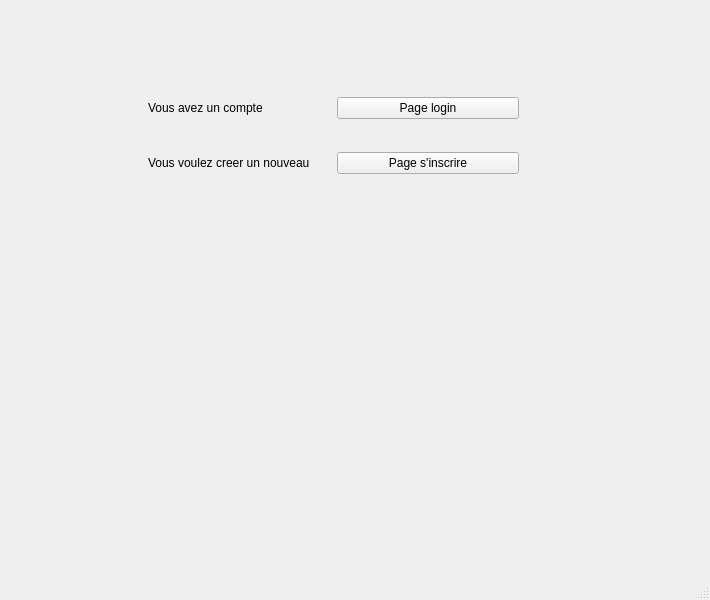
MouhamedenMohamed/projet_qt, file mainwindow.ui: the form before one commit.
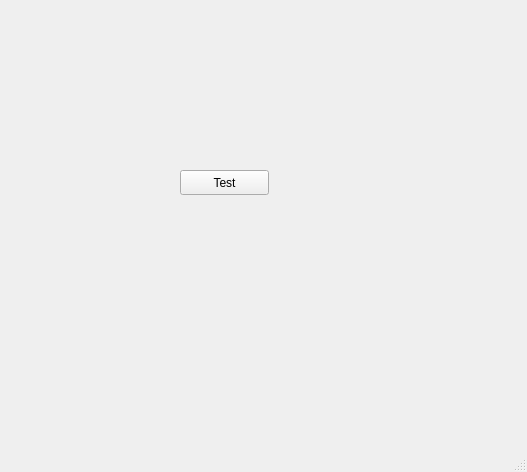
The form after the commit.

```diff
--- a/mainwindow.ui
+++ b/mainwindow.ui
@@ -6,75 +6,27 @@
    <rect>
     <x>0</x>
     <y>0</y>
-    <width>710</width>
-    <height>600</height>
+    <width>527</width>
+    <height>472</height>
    </rect>
   </property>
   <property name="windowTitle">
    <string>MainWindow</string>
   </property>
   <widget class="QWidget" name="centralwidget">
-   <widget class="QLabel" name="label">
+   <widget class="QPushButton" name="pushButton">
     <property name="geometry">
      <rect>
-      <x>530</x>
-      <y>310</y>
-      <width>131</width>
-      <height>17</height>
+      <x>180</x>
+      <y>170</y>
+      <width>89</width>
+      <height>25</height>
      </rect>
     </property>
     <property name="text">
-     <string/>
+     <string>Test</string>
     </property>
    </widget>
-   <widget class="QWidget" name="">
-    <property name="geometry">
-     <rect>
-      <x>148</x>
-      <y>70</y>
-      <width>371</width>
-      <height>131</height>
-     </rect>
-    </property>
-    <layout class="QVBoxLayout" name="verticalLayout">
-     <item>
-      <layout class="QHBoxLayout" name="horizontalLayout">
-       <item>
-        <widget class="QLabel" name="labe">
-         <property name="text">
-          <string>Vous avez un compte </string>
-         </property>
-        </widget>
-       </item>
-       <item>
-        <widget class="QPushButton" name="pushButton_3">
-         <property name="text">
-          <string>Page login</string>
-         </property>
-        </widget>
-       </item>
-      </layout>
-     </item>
-     <item>
-      <layout class="QHBoxLayout" name="horizontalLayout_2">
-       <item>
-        <widget class="QLabel" name="label_2">
-         <property name="text">
-          <string>Vous voulez creer un nouveau</string>
-         </property>
-        </widget>
-       </item>
-       <item>
-        <widget class="QPushButton" name="pushButton_2">
-         <property name="text">
-          <string>Page s'inscrire</string>
-         </property>
-        </widget>
-       </item>
-      </layout>
-     </item>
-    </layout>
-   </widget>
   </widget>
   <widget class="QMenuBar" name="menubar">
    <property name="geometry">
```
Left out of the diff: 2 changed lines with no effect on the pictures.
